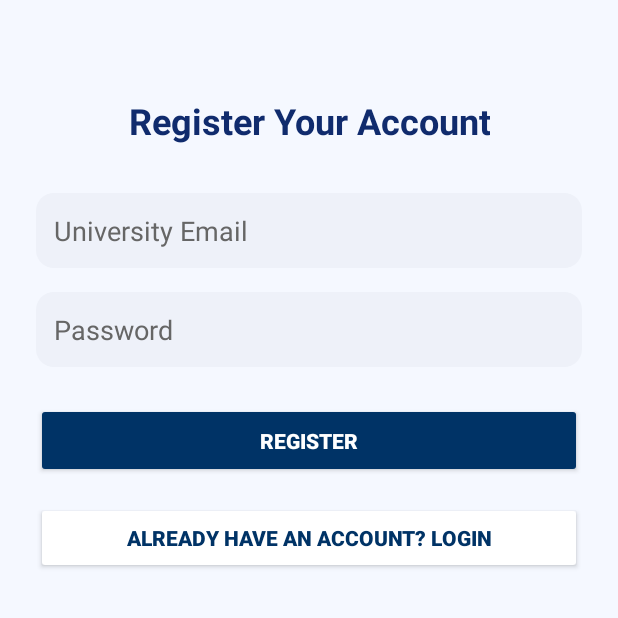
After one commit to Kefeihuang668/mt-helen, an Android app built with Jetpack Compose: the RegisterActivity screen opened directly, with no data from a screen before it, on a phone screen of 412 x 824 dp, the top half of it. The commit adds this screen. Run offline under Robolectric (Android 15) with nearby library versions, the phone set to English and light mode, and no system bars; our stand-ins replace Firebase (no records; nobody signed in at launch, a user with empty details on screens opened directly).

Commit message:
Update login, registration, and navigation functionalities

```diff
--- /dev/null
+++ b/Wayfinding_App_Development/app/src/main/java/com/fedunimap/wayfinding/RegisterActivity.kt
@@ -0,0 +1,59 @@
+package com.fedunimap.wayfinding
+
+import android.content.Intent
+import android.os.Bundle
+import android.widget.Button
+import android.widget.EditText
+import android.widget.Toast
+import androidx.appcompat.app.AppCompatActivity
+import com.google.firebase.auth.FirebaseAuth
+
+class RegisterActivity : AppCompatActivity() {
+    override fun onCreate(savedInstanceState: Bundle?) {
+        super.onCreate(savedInstanceState)
+        setContentView(R.layout.activity_register)
+
+        val emailInput = findViewById<EditText>(R.id.editTextEmail)
+        val passwordInput = findViewById<EditText>(R.id.editTextPassword)
+        val registerButton = findViewById<Button>(R.id.buttonRegister)
+        val toLoginButton = findViewById<Button>(R.id.buttonToLogin)
+
+        registerButton.setOnClickListener {
+            val email = emailInput.text.toString()
+            val password = passwordInput.text.toString()
+
+            // 输入检查：确保邮箱和密码不为空
+            if (email.isEmpty() || password.isEmpty()) {
+                Toast.makeText(this, "Please enter both email and password", Toast.LENGTH_SHORT).show()
+                return@setOnClickListener
+            }
+
+            // 检查密码长度
+            if (password.length < 6) {
+                Toast.makeText(this, "Password must be at least 6 characters", Toast.LENGTH_SHORT).show()
+                return@setOnClickListener
+            }
+
+            // 使用 Firebase 注册用户
+            FirebaseAuth.getInstance().createUserWithEmailAndPassword(email, password)
+                .addOnCompleteListener { task ->
+                    if (task.isSuccessful) {
+                        // 注册成功
+                        Toast.makeText(this, "Registration successful", Toast.LENGTH_SHORT).show()
+                        // 跳转到登录页面
+                        startActivity(Intent(this, LoginActivity::class.java))
+                        finish()  // 结束注册页面
+                    } else {
+                        // 注册失败，显示错误信息
+                        Toast.makeText(this, "Registration failed: ${task.exception?.message}", Toast.LENGTH_SHORT).show()
+                    }
+                }
+        }
+
+        // 跳转到登录页面
+        toLoginButton.setOnClickListener {
+            val intent = Intent(this, LoginActivity::class.java)
+            startActivity(intent)
+        }
+    }
+}
--- /dev/null
+++ b/Wayfinding_App_Development/app/src/main/res/drawable/input_background.xml
@@ -0,0 +1,5 @@
+<shape xmlns:android="http://schemas.android.com/apk/res/android"
+    android:shape="rectangle">
+    <solid android:color="#EEF1F9" />
+    <corners android:radius="12dp" />
+</shape>
--- /dev/null
+++ b/Wayfinding_App_Development/app/src/main/res/layout/activity_register.xml
@@ -0,0 +1,67 @@
+<?xml version="1.0" encoding="utf-8"?>
+<ScrollView xmlns:android="http://schemas.android.com/apk/res/android"
+    android:layout_width="match_parent"
+    android:layout_height="match_parent"
+    android:background="#F5F8FF"
+    android:padding="24dp">
+
+    <LinearLayout
+        android:layout_width="match_parent"
+        android:layout_height="wrap_content"
+        android:orientation="vertical"
+        android:gravity="center_horizontal">
+
+        <TextView
+            android:layout_width="wrap_content"
+            android:layout_height="wrap_content"
+            android:text="Register Your Account"
+            android:textSize="24sp"
+            android:textStyle="bold"
+            android:textColor="#102B6D"
+            android:gravity="center"
+            android:layout_marginTop="40dp"
+            android:layout_marginBottom="32dp"/>
+
+        <EditText
+            android:id="@+id/editTextEmail"
+            android:layout_width="match_parent"
+            android:layout_height="50dp"
+            android:background="@drawable/input_background"
+            android:hint="University Email"
+            android:padding="12dp"
+            android:textColor="#000000"
+            android:textColorHint="#666"
+            android:layout_marginBottom="16dp"/>
+
+        <EditText
+            android:id="@+id/editTextPassword"
+            android:layout_width="match_parent"
+            android:layout_height="50dp"
+            android:background="@drawable/input_background"
+            android:hint="Password"
+            android:padding="12dp"
+            android:inputType="textPassword"
+            android:textColor="#000000"
+            android:textColorHint="#666"
+            android:layout_marginBottom="24dp"/>
+
+        <Button
+            android:id="@+id/buttonRegister"
+            android:layout_width="match_parent"
+            android:layout_height="50dp"
+            android:backgroundTint="#003366"
+            android:text="Register"
+            android:textColor="#FFFFFF"
+            android:textStyle="bold"
+            android:layout_marginBottom="16dp"/>
+
+        <Button
+            android:id="@+id/buttonToLogin"
+            android:layout_width="match_parent"
+            android:layout_height="wrap_content"
+            android:backgroundTint="#FFFFFF"
+            android:text="Already have an account? Login"
+            android:textColor="#003366"
+            android:textStyle="bold"/>
+    </LinearLayout>
+</ScrollView>
```
Also changed, not shown: Wayfinding_App_Development/app/build.gradle.kts (+8 -2 lines), Wayfinding_App_Development/app/src/main/AndroidManifest.xml (+18 -7 lines), Wayfinding_App_Development/app/src/main/java/com/fedunimap/wayfinding/LoginActivity.kt (added, +42 -0 lines), Wayfinding_App_Development/app/src/main/java/com/fedunimap/wayfinding/MainActivity.kt (+118 -38 lines), Wayfinding_App_Development/app/src/main/java/com/fedunimap/wayfinding/ManualNavigationActivity.kt (added, +23 -0 lines), Wayfinding_App_Development/app/src/main/res/layout/activity_login.xml (added, +67 -0 lines), Wayfinding_App_Development/app/src/main/res/layout/activity_manual_navigation.xml (added, +11 -0 lines), Wayfinding_App_Development/build.gradle.kts (+6 -1 lines), Wayfinding_App_Development/gradle/libs.versions.toml (+8 -0 lines), 696 other files.
